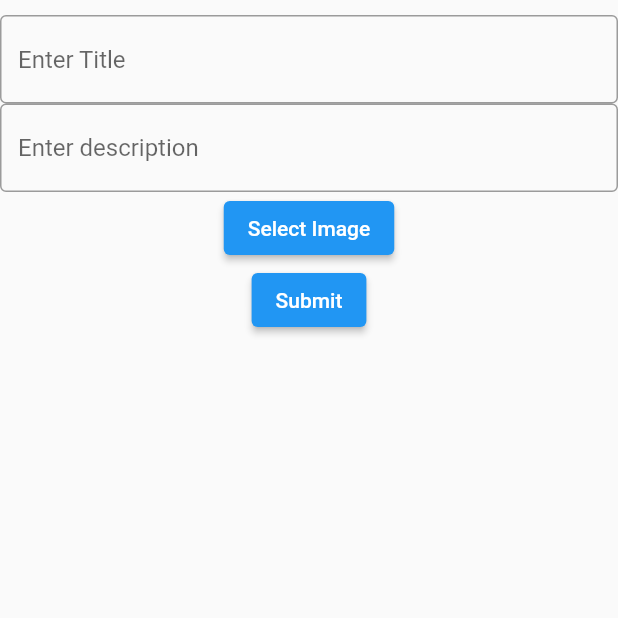
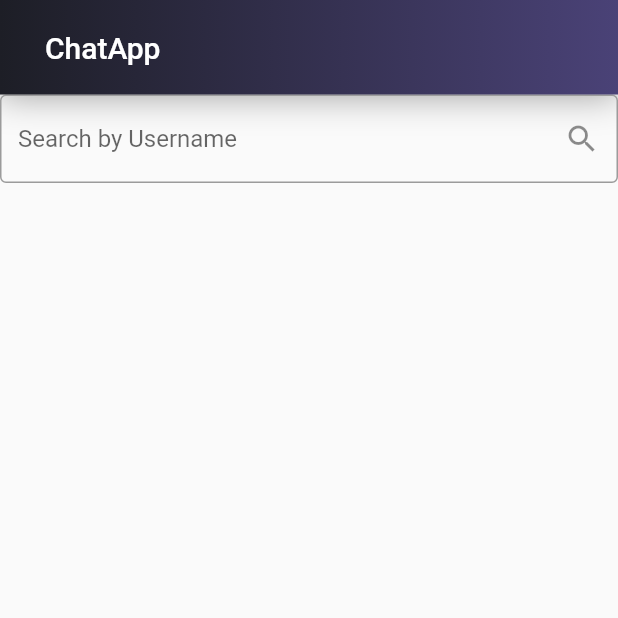
Before and after one commit to JiaNoor/Flutter_Firebase_ChatApp, a Flutter app: the screen it shows after launch, on a phone screen of 412 x 824 dp, the top half of it. Run offline on Flutter 3.47's test engine with Material 2 defaults, Android fonts, the light colour scheme and no system bars; our stand-ins replace cloud_firestore, firebase_auth, firebase_core, firebase_storage, google_sign_in, image_picker; accounts and stored records are empty.

Commit message:
second commit

```diff
--- /dev/null
+++ b/lib/chats.dart
@@ -0,0 +1,146 @@
+import 'package:flutter/material.dart';
+import 'dart:io';
+import 'package:path/path.dart' as path;
+import 'package:cloud_firestore/cloud_firestore.dart';
+import 'package:image_picker/image_picker.dart';
+import 'package:firebase_storage/firebase_storage.dart' as firebase_storage;
+
+class HomeScreen extends StatefulWidget {
+  const HomeScreen({Key? key}) : super(key: key);
+
+  @override
+  _HomeScreenState createState() => _HomeScreenState();
+}
+
+class _HomeScreenState extends State<HomeScreen> {
+  CollectionReference userStream =
+      FirebaseFirestore.instance.collection('users');
+  final TextEditingController usernameController = TextEditingController();
+  var temp = [];
+  var len = 0;
+  @override
+  Widget build(BuildContext context) {
+    return Scaffold(
+      appBar: PreferredSize(
+        child: Container(
+          padding: EdgeInsets.only(top: MediaQuery.of(context).padding.top),
+          child: Padding(
+            padding: const EdgeInsets.only(left: 30.0, top: 20.0, bottom: 20.0),
+            child: Text(
+              'ChatApp',
+              style: TextStyle(
+                  fontSize: 20.0,
+                  fontWeight: FontWeight.w500,
+                  color: Colors.white),
+            ),
+          ),
+          decoration: BoxDecoration(
+              gradient: LinearGradient(colors: [
+                Color(0xff1d1e26),
+                Color.fromARGB(255, 74, 66, 119)
+              ]),
+              boxShadow: [
+                BoxShadow(
+                  color: Colors.grey,
+                  blurRadius: 20.0,
+                  spreadRadius: 1.0,
+                )
+              ]),
+        ),
+        preferredSize: Size(MediaQuery.of(context).size.width, 150.0),
+      ),
+      body: Column(children: [
+        TextField(
+            controller: usernameController,
+            decoration: InputDecoration(
+                suffixIcon: IconButton(
+                    icon: Icon(Icons.search),
+                    onPressed: () {
+                      setState(() {
+                        usernameController.toString();
+                        temp.add(usernameController);
+                        len = temp.length;
+                        print(temp.length);
+                      });
+                    }),
+                border: OutlineInputBorder(
+                    borderSide: BorderSide(style: BorderStyle.solid)),
+                hintText: 'Search by Username')),
+        Expanded(
+          child: Container(
+              child: StreamBuilder<QuerySnapshot>(
+                  stream: userStream.snapshots(),
+                  builder: (BuildContext context,
+                      AsyncSnapshot<QuerySnapshot> snapshot) {
+                    if (snapshot.hasError) {
+                      print(snapshot.error);
+                      return Text('Something went wrong');
+                    }
+                    if (snapshot.connectionState == ConnectionState.waiting) {
+                      return Center(
+                          child: CircularProgressIndicator(
+                        color: Colors.teal,
+                      ));
+                    }
+                    return ListView.builder(
+                      itemCount: temp.length,
+                      itemBuilder: (context, index) {
+                        return ListBody(
+                          children: snapshot.data!.docs
+                              .map((DocumentSnapshot document) {
+                            Map data = document.data()! as Map;
+                            String id = document.id;
+                            data["id"] = id;
+                            return chats(data);
+                          }).toList(),
+                        );
+                      },
+                    );
+                  })),
+        )
+      ]),
+    );
+  }
+}
+
+Widget chats(var data) {
+  return ListTile(
+    leading: CircleAvatar(
+      radius: 20.0,
+      backgroundColor: Colors.transparent,
+      backgroundImage: NetworkImage(
+        data['url'],
+      ),
+    ),
+    title: Text(data['username']),
+    subtitle: Row(
+      children: [
+        Icon(
+          Icons.check,
+        ),
+        Text('msg'),
+      ],
+    ),
+    trailing: Text(
+      "12:00",
+      style: TextStyle(
+        color: Colors.grey[600],
+        fontSize: 10,
+      ),
+    ),
+  );
+}
+// ListView(
+//                   children:
+//                       snapshot.data!.docs.map((DocumentSnapshot document) {
+//                     Map data = document.data()! as Map;
+//                     String id = document.id;
+//                     data["id"] = id;
+//                     return chats(data);
+//                   }).toList(),
+//                 );
+// FirebaseFirestore.instance
+//   .collection('countries')
+//   .where('countryName', isEqualTo: "theCountryNameUserClickedOn")
+//   .get()
+// streamSnapshot.data.docs[index]['text']
--- a/lib/main.dart
+++ b/lib/main.dart
@@ -1,4 +1,6 @@
 import 'package:firebase_core/firebase_core.dart';
+import 'package:firebase_proj/chat-register.dart';
+import 'package:firebase_proj/chats.dart';
 import 'package:firebase_proj/login.dart';
 import 'package:firebase_proj/posts.dart';
 import 'package:firebase_proj/signup.dart';
@@ -23,7 +25,7 @@ class MyApp extends StatelessWidget {
             return Container();
           }
           if (snapshot.connectionState == ConnectionState.done) {
-            return MaterialApp(home: Post(), routes: {
+            return MaterialApp(home: HomeScreen(), routes: {
               "/login": (context) => Login(),
               "/register": (context) => Register(),
               "/posts": (context) => Post(),
--- a/pubspec.yaml
+++ b/pubspec.yaml
@@ -41,6 +41,10 @@ dependencies:
   image_picker: ^0.8.4+4
   firebase_storage: ^10.2.4
   modal_bottom_sheet: ^2.0.0
+  file_picker: ^3.0.1
+  # flutter_chat: ^2.1.0
+  # stream_chat_flutter: ^3.1.1
+
 
 dev_dependencies:
   flutter_test:
```
Also changed, not shown: lib/chat-register.dart (added, +271 -0 lines), lib/posts.dart (+35 -7 lines), pubspec.lock.
